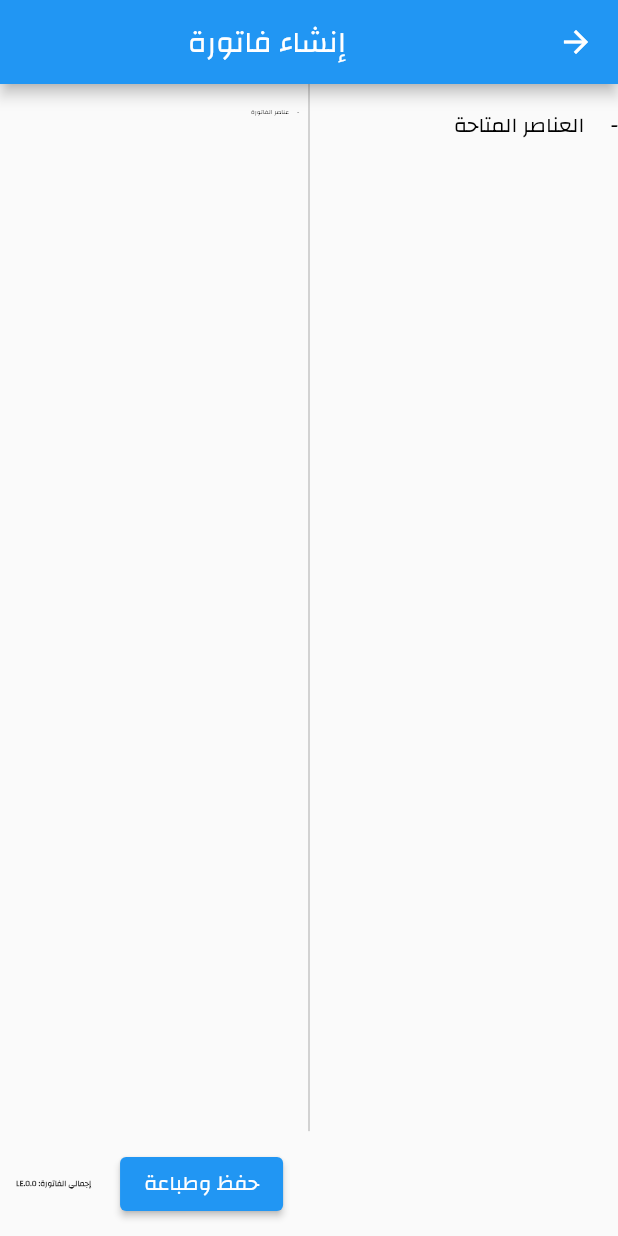
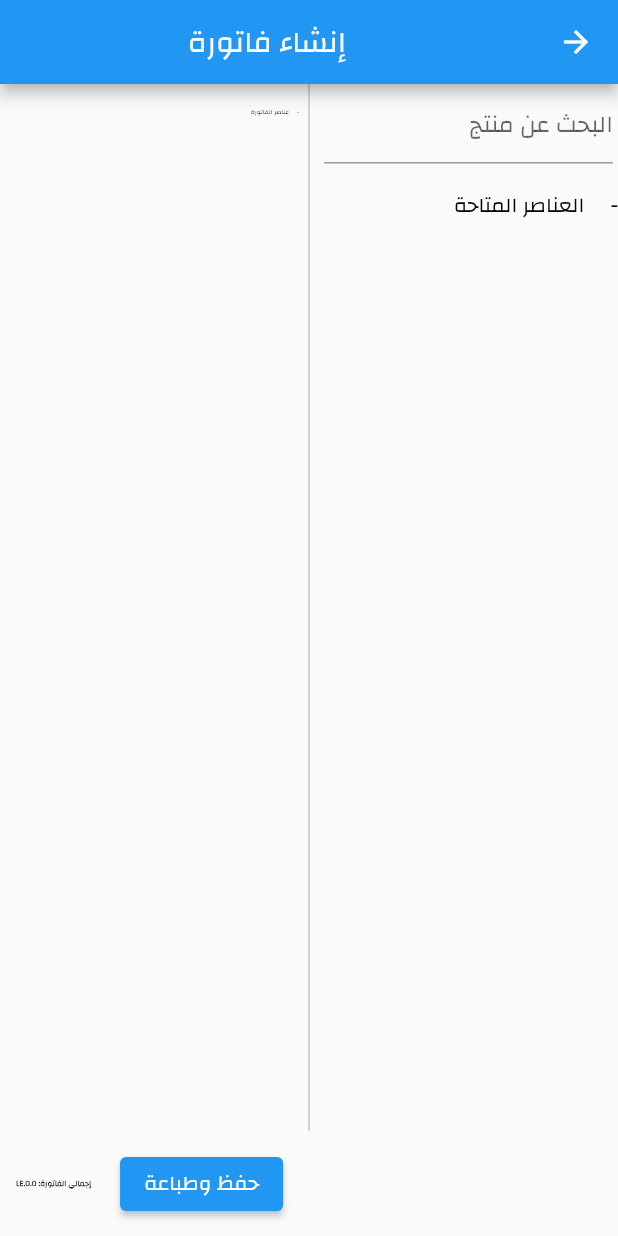
Before and after one commit to KareemHussen/cashier, a Flutter app: the ProductSelectionScreen screen opened directly, on a phone screen of 412 x 824 dp. Run offline on Flutter 3.47's test engine with Material 2 defaults, Android fonts, the phone set to English and light mode, and no system bars; our stand-ins replace bloc, flutter_bloc, flutter_screenutil, pdf, printing, sqflite and 1 more; accounts and stored records are empty.

Commit message:
search in create invoice

```diff
--- a/lib/screens/Invoice/BuyProducts.dart
+++ b/lib/screens/Invoice/BuyProducts.dart
@@ -18,8 +18,10 @@ class _ProductSelectionScreenState extends State<ProductSelectionScreen> {
   final List<ProductItem> _selectedProducts = [];
   List<Product> _products = [];
   List<ProductItem> productItemList = [];
+  List<ProductItem> filteredItemList = [];
   double total = 0.0;
   double totalSell = 0.0;
+  String searchQuery = '';
 
   void _onProductSelect(ProductItem product, bool selected) {
     setState(() {
@@ -44,7 +46,9 @@ class _ProductSelectionScreenState extends State<ProductSelectionScreen> {
       if(product.selected){
         total =0;
         for(ProductItem item in _selectedProducts){
-          total += item.product.sellPrice * item.quantity;
+          if(item.quantity != 0) {
+            total += item.product.sellPrice * item.quantity;
+          }
         }
       }
 
@@ -61,6 +65,7 @@ class _ProductSelectionScreenState extends State<ProductSelectionScreen> {
       productItemList
           .add(ProductItem(product: item, quantity: 0, selected: false));
     }
+    filteredItemList = productItemList.toList();
   }
 
   @override
@@ -83,6 +88,31 @@ class _ProductSelectionScreenState extends State<ProductSelectionScreen> {
               child: Column(
                 crossAxisAlignment: CrossAxisAlignment.start,
                 children: [
+
+                  Padding(
+                    padding: EdgeInsets.symmetric(horizontal: 16.w),
+                    child: TextField(
+                      style: const TextStyle(fontFamily: 'arab'),
+                      decoration: const InputDecoration(
+                        hintText: 'البحث عن منتج',
+                      ),
+                      onChanged: (value) {
+                        setState(() {
+                          searchQuery = value;
+                          productItemList = filteredItemList
+                              .where((product) =>
+                          product.product.name
+                              .toLowerCase()
+                              .contains(searchQuery.toLowerCase()) ||
+                              product.product.id
+                                  .toString()
+                                  .contains(searchQuery.toLowerCase()))
+                              .toList();
+                        });
+                      },
+                    ),
+                  ),
+
                   SizedBox(height: 20.h),
                   const Text('-     العناصر المتاحة',
                       style:
@@ -91,7 +121,7 @@ class _ProductSelectionScreenState extends State<ProductSelectionScreen> {
                     child: ListView.builder(
                       itemCount: productItemList.length,
                       itemBuilder: (context, index) {
-                        return ProductListItem(
+                          return ProductListItem(
                           productItem: productItemList[index],
                           onSelect: (selected) {
                             _onProductSelect(productItemList[index], selected);
@@ -100,6 +130,7 @@ class _ProductSelectionScreenState extends State<ProductSelectionScreen> {
                               _onProductQuantityChanged(
                                   productItemList[index], quantity),
                         );
+
                       },
                     ),
                   ),
```
